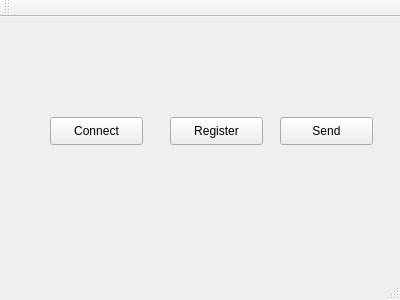
First picture: the form in Chat_Client/mainwindow.ui, repository TsentsevitskyDmitry/Text-Chat-App, before the edit.
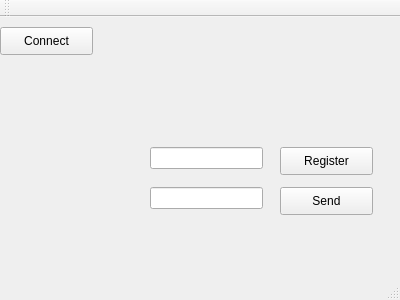
Second picture: the form after the edit.

The edit to the form file:
```diff
--- a/Chat_Client/mainwindow.ui
+++ b/Chat_Client/mainwindow.ui
@@ -18,7 +18,7 @@
     <property name="geometry">
      <rect>
       <x>280</x>
-      <y>100</y>
+      <y>170</y>
       <width>93</width>
       <height>28</height>
      </rect>
@@ -30,8 +30,8 @@
    <widget class="QPushButton" name="pushButton_2">
     <property name="geometry">
      <rect>
-      <x>50</x>
-      <y>100</y>
+      <x>0</x>
+      <y>10</y>
       <width>93</width>
       <height>28</height>
      </rect>
@@ -43,8 +43,8 @@
    <widget class="QPushButton" name="pushButton_3">
     <property name="geometry">
      <rect>
-      <x>170</x>
-      <y>100</y>
+      <x>280</x>
+      <y>130</y>
       <width>93</width>
       <height>28</height>
      </rect>
@@ -53,6 +53,26 @@
      <string>Register</string>
     </property>
    </widget>
+   <widget class="QLineEdit" name="regEdit">
+    <property name="geometry">
+     <rect>
+      <x>150</x>
+      <y>130</y>
+      <width>113</width>
+      <height>22</height>
+     </rect>
+    </property>
+   </widget>
+   <widget class="QLineEdit" name="sendEdit">
+    <property name="geometry">
+     <rect>
+      <x>150</x>
+      <y>170</y>
+      <width>113</width>
+      <height>22</height>
+     </rect>
+    </property>
+   </widget>
   </widget>
   <widget class="QMenuBar" name="menuBar">
    <property name="geometry">
```
